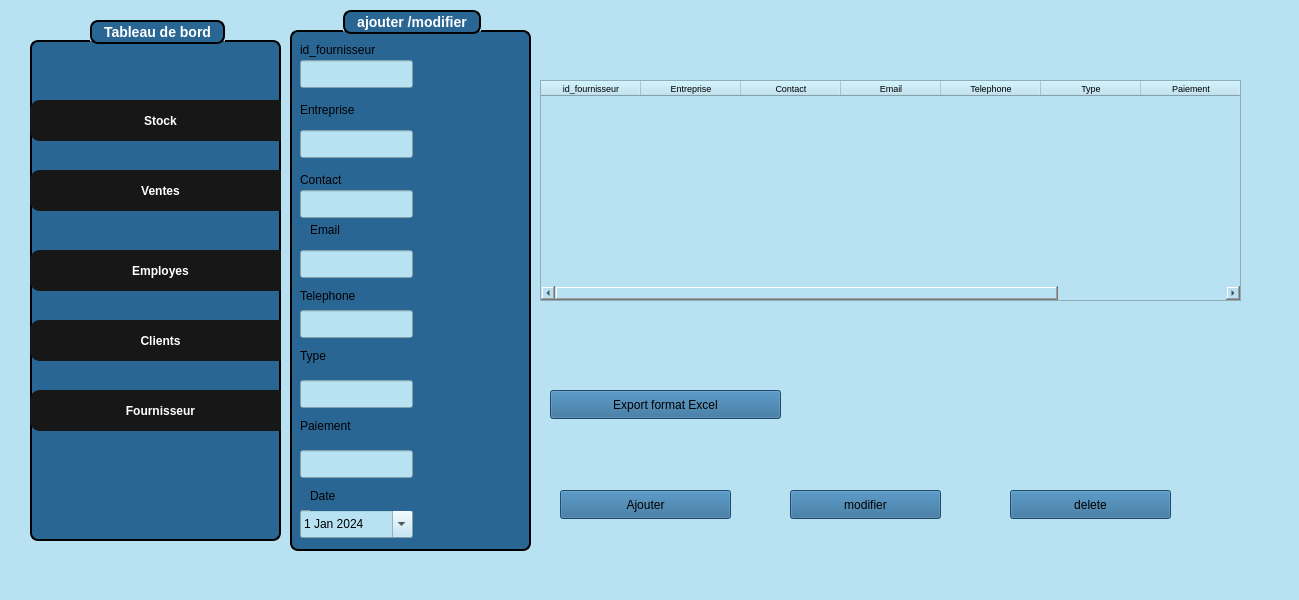
The window that projectUpdateeMariem/fournisseurwindow.ui (Esprit-UP-Algo/projetcpp-2a25-s1-smart-optical-store) describes before a commit, drawn with Qt 5.
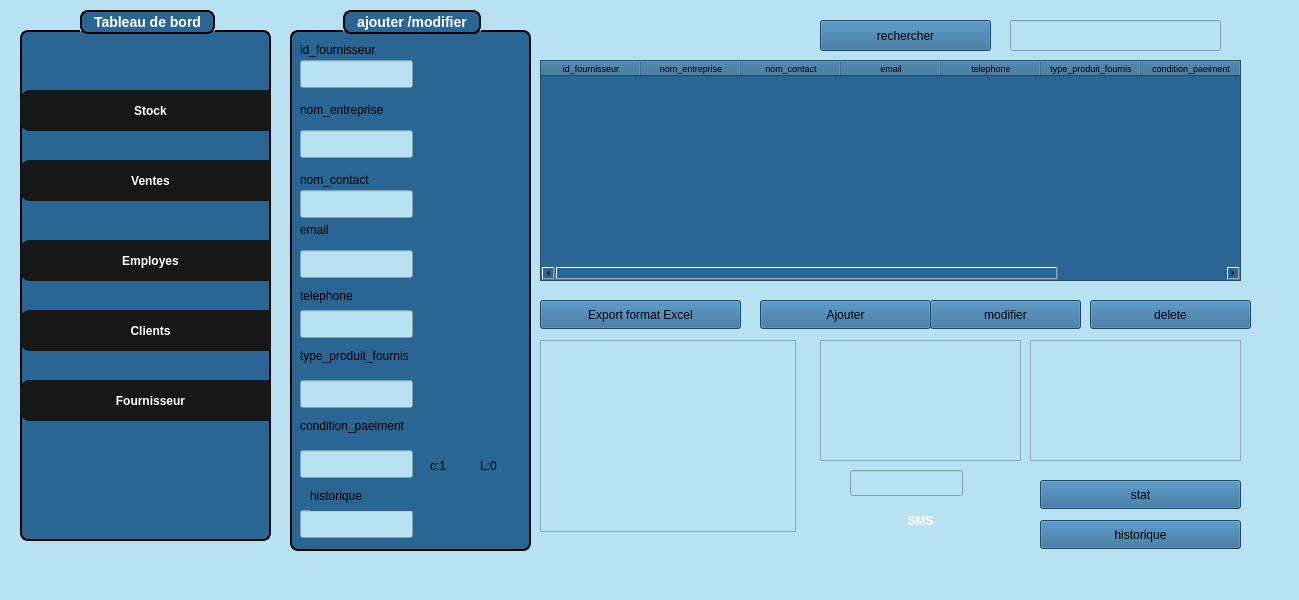
The same window after the commit. Icons and pictures are not drawn.

Diff of the .ui file:
```diff
--- a/projectUpdateeMariem/fournisseurwindow.ui
+++ b/projectUpdateeMariem/fournisseurwindow.ui
@@ -17,469 +17,13 @@
    <string notr="true">background-color: rgb(184, 226, 242);</string>
   </property>
   <widget class="QWidget" name="centralwidget">
-   <widget class="QStackedWidget" name="stackedWidget">
-    <property name="geometry">
-     <rect>
-      <x>290</x>
-      <y>-10</y>
-      <width>951</width>
-      <height>591</height>
-     </rect>
-    </property>
-    <property name="currentIndex">
-     <number>0</number>
-    </property>
-    <widget class="QWidget" name="page">
-     <widget class="QPushButton" name="pushButton_6">
-      <property name="geometry">
-       <rect>
-        <x>260</x>
-        <y>400</y>
-        <width>231</width>
-        <height>29</height>
-       </rect>
-      </property>
-      <property name="styleSheet">
-       <string notr="true"> background-color: rgb(41, 102, 148);</string>
-      </property>
-      <property name="text">
-       <string>Export format Excel</string>
-      </property>
-     </widget>
-     <widget class="QTableWidget" name="tableWidget_2">
-      <property name="geometry">
-       <rect>
-        <x>250</x>
-        <y>90</y>
-        <width>701</width>
-        <height>221</height>
-       </rect>
-      </property>
-      <property name="styleSheet">
-       <string notr="true"> background-color: rgb(41, 102, 148);
- QHeaderView::section { color: black; background-color: rgb(41, 102, 148); }
- QTableWidget::item { color: white; }</string>
-      </property>
-      <column>
-       <property name="text">
-        <string>id_fournisseur</string>
-       </property>
-       <property name="font">
-        <font>
-         <pointsize>7</pointsize>
-        </font>
-       </property>
-      </column>
-      <column>
-       <property name="text">
-        <string>Entreprise</string>
-       </property>
-       <property name="font">
-        <font>
-         <pointsize>7</pointsize>
-        </font>
-       </property>
-      </column>
-      <column>
-       <property name="text">
-        <string>Contact</string>
-       </property>
-       <property name="font">
-        <font>
-         <pointsize>7</pointsize>
-        </font>
-       </property>
-      </column>
-      <column>
-       <property name="text">
-        <string>Email</string>
-       </property>
-       <property name="font">
-        <font>
-         <pointsize>7</pointsize>
-        </font>
-       </property>
-      </column>
-      <column>
-       <property name="text">
-        <string>Telephone</string>
-       </property>
-       <property name="font">
-        <font>
-         <pointsize>7</pointsize>
-        </font>
-       </property>
-      </column>
-      <column>
-       <property name="text">
-        <string>Type</string>
-       </property>
-       <property name="font">
-        <font>
-         <pointsize>7</pointsize>
-        </font>
-       </property>
-      </column>
-      <column>
-       <property name="text">
-        <string>Paiement</string>
-       </property>
-       <property name="font">
-        <font>
-         <pointsize>7</pointsize>
-        </font>
-       </property>
-      </column>
-      <column>
-       <property name="text">
-        <string>Date</string>
-       </property>
-       <property name="font">
-        <font>
-         <pointsize>7</pointsize>
-        </font>
-       </property>
-      </column>
-     </widget>
-     <widget class="QPushButton" name="pushButton_ajouter">
-      <property name="geometry">
-       <rect>
-        <x>270</x>
-        <y>500</y>
-        <width>171</width>
-        <height>29</height>
-       </rect>
-      </property>
-      <property name="styleSheet">
-       <string notr="true"> background-color: rgb(41, 102, 148);</string>
-      </property>
-      <property name="text">
-       <string>Ajouter</string>
-      </property>
-     </widget>
-     <widget class="QPushButton" name="pushButton_modifier">
-      <property name="geometry">
-       <rect>
-        <x>500</x>
-        <y>500</y>
-        <width>151</width>
-        <height>29</height>
-       </rect>
-      </property>
-      <property name="styleSheet">
-       <string notr="true"> background-color: rgb(41, 102, 148);</string>
-      </property>
-      <property name="text">
-       <string>modifier</string>
-      </property>
-     </widget>
-     <widget class="QPushButton" name="pushButton_delete">
-      <property name="geometry">
-       <rect>
-        <x>720</x>
-        <y>500</y>
-        <width>161</width>
-        <height>29</height>
-       </rect>
-      </property>
-      <property name="styleSheet">
-       <string notr="true"> background-color: rgb(41, 102, 148);</string>
-      </property>
-      <property name="text">
-       <string>delete</string>
-      </property>
-     </widget>
-     <widget class="QGroupBox" name="groupBox_2">
-      <property name="geometry">
-       <rect>
-        <x>0</x>
-        <y>20</y>
-        <width>241</width>
-        <height>541</height>
-       </rect>
-      </property>
-      <property name="styleSheet">
-       <string notr="true">QGroupBox {
-    background-color: rgb(41, 102, 148);   /* blue background */
-    border: 2px solid black;               /* black border, 2px wide */
-    border-radius: 8px;                    /* rounded corners */
-    margin-top: 20px;                      /* space for the title */
-    color: white;                          /* title text color */
-    font-weight: bold;
-    font-size: 14px;
-}
-
-QGroupBox::title {
- border: 2px solid black;               /* black border, 2px wide */
-    border-radius: 8px;     
-background-color: rgb(41, 102, 148);
-    subcontrol-origin: margin;
-    subcontrol-position: top center;       /* title centered */
-    padding: 2px 10px;
-}
-</string>
-      </property>
-      <property name="title">
-       <string>ajouter /modifier</string>
-      </property>
-      <widget class="QLabel" name="label">
-       <property name="geometry">
-        <rect>
-         <x>10</x>
-         <y>30</y>
-         <width>111</width>
-         <height>20</height>
-        </rect>
-       </property>
-       <property name="styleSheet">
-        <string notr="true"> background-color: rgb(41, 102, 148); 
-</string>
-       </property>
-       <property name="text">
-        <string>id_fournisseur</string>
-       </property>
-      </widget>
-      <widget class="QLabel" name="label_6">
-       <property name="geometry">
-        <rect>
-         <x>10</x>
-         <y>90</y>
-         <width>101</width>
-         <height>20</height>
-        </rect>
-       </property>
-       <property name="styleSheet">
-        <string notr="true"> background-color: rgb(41, 102, 148); 
-</string>
-       </property>
-       <property name="text">
-        <string>Entreprise</string>
-       </property>
-      </widget>
-      <widget class="QLabel" name="label_2">
-       <property name="geometry">
-        <rect>
-         <x>10</x>
-         <y>160</y>
-         <width>101</width>
-         <height>20</height>
-        </rect>
-       </property>
-       <property name="styleSheet">
-        <string notr="true"> background-color: rgb(41, 102, 148); 
-</string>
-       </property>
-       <property name="text">
-        <string>Contact</string>
-       </property>
-      </widget>
-      <widget class="QLabel" name="label_3">
-       <property name="geometry">
-        <rect>
-         <x>20</x>
-         <y>210</y>
-         <width>101</width>
-         <height>20</height>
-        </rect>
-       </property>
-       <property name="styleSheet">
-        <string notr="true"> background-color: rgb(41, 102, 148); 
-</string>
-       </property>
-       <property name="text">
-        <string>Email</string>
-       </property>
-      </widget>
-      <widget class="QLabel" name="label_4">
-       <property name="geometry">
-        <rect>
-         <x>10</x>
-         <y>270</y>
-         <width>161</width>
-         <height>31</height>
-        </rect>
-       </property>
-       <property name="styleSheet">
-        <string notr="true"> background-color: rgb(41, 102, 148); 
-</string>
-       </property>
-       <property name="text">
-        <string>Telephone</string>
-       </property>
-      </widget>
-      <widget class="QLineEdit" name="lineEdit">
-       <property name="geometry">
-        <rect>
-         <x>10</x>
-         <y>50</y>
-         <width>113</width>
-         <height>28</height>
-        </rect>
-       </property>
-       <property name="text">
-        <string/>
-       </property>
-      </widget>
-      <widget class="QLineEdit" name="lineEdit_3">
-       <property name="geometry">
-        <rect>
-         <x>10</x>
-         <y>120</y>
-         <width>113</width>
-         <height>28</height>
-        </rect>
-       </property>
-       <property name="text">
-        <string/>
-       </property>
-      </widget>
-      <widget class="QLineEdit" name="lineEdit_4">
-       <property name="geometry">
-        <rect>
-         <x>10</x>
-         <y>180</y>
-         <width>113</width>
-         <height>28</height>
-        </rect>
-       </property>
-       <property name="text">
-        <string/>
-       </property>
-      </widget>
-      <widget class="QLineEdit" name="lineEdit_5">
-       <property name="geometry">
-        <rect>
-         <x>10</x>
-         <y>240</y>
-         <width>113</width>
-         <height>28</height>
-        </rect>
-       </property>
-       <property name="text">
-        <string/>
-       </property>
-      </widget>
-      <widget class="QLineEdit" name="lineEdit_6">
-       <property name="geometry">
-        <rect>
-         <x>10</x>
-         <y>300</y>
-         <width>113</width>
-         <height>28</height>
-        </rect>
-       </property>
-       <property name="text">
-        <string/>
-       </property>
-      </widget>
-      <widget class="QLineEdit" name="lineEdit_11">
-       <property name="geometry">
-        <rect>
-         <x>10</x>
-         <y>370</y>
-         <width>113</width>
-         <height>28</height>
-        </rect>
-       </property>
-       <property name="text">
-        <string/>
-       </property>
-      </widget>
-      <widget class="QLineEdit" name="lineEdit_12">
-       <property name="geometry">
-        <rect>
-         <x>10</x>
-         <y>440</y>
-         <width>113</width>
-         <height>28</height>
-        </rect>
-       </property>
-       <property name="text">
-        <string/>
-       </property>
-      </widget>
-      <widget class="QDateEdit" name="dateEdit">
-       <property name="geometry">
-        <rect>
-         <x>10</x>
-         <y>500</y>
-         <width>113</width>
-         <height>28</height>
-        </rect>
-       </property>
-       <property name="calendarPopup">
-        <bool>true</bool>
-       </property>
-       <property name="date">
-        <date>
-         <year>2024</year>
-         <month>1</month>
-         <day>1</day>
-        </date>
-       </property>
-      </widget>
-      <widget class="QLabel" name="label_11">
-       <property name="geometry">
-        <rect>
-         <x>10</x>
-         <y>330</y>
-         <width>161</width>
-         <height>31</height>
-        </rect>
-       </property>
-       <property name="styleSheet">
-        <string notr="true"> background-color: rgb(41, 102, 148); 
-</string>
-       </property>
-       <property name="text">
-        <string>Type</string>
-       </property>
-      </widget>
-      <widget class="QLabel" name="label_12">
-       <property name="geometry">
-        <rect>
-         <x>20</x>
-         <y>470</y>
-         <width>161</width>
-         <height>31</height>
-        </rect>
-       </property>
-       <property name="styleSheet">
-        <string notr="true"> background-color: rgb(41, 102, 148); 
-</string>
-       </property>
-       <property name="text">
-        <string>Date</string>
-       </property>
-      </widget>
-      <widget class="QLabel" name="label_13">
-       <property name="geometry">
-        <rect>
-         <x>10</x>
-         <y>400</y>
-         <width>161</width>
-         <height>31</height>
-        </rect>
-       </property>
-       <property name="styleSheet">
-        <string notr="true"> background-color: rgb(41, 102, 148); 
-</string>
-       </property>
-       <property name="text">
-        <string>Paiement</string>
-       </property>
-      </widget>
-     </widget>
-    </widget>
-    <widget class="QWidget" name="page_2"/>
-   </widget>
    <widget class="QGroupBox" name="groupBox">
     <property name="geometry">
      <rect>
-      <x>30</x>
-      <y>20</y>
+      <x>20</x>
+      <y>10</y>
       <width>251</width>
-      <height>521</height>
+      <height>531</height>
      </rect>
     </property>
     <property name="styleSheet">
@@ -703,6 +247,629 @@
      <set>Qt::AlignmentFlag::AlignCenter</set>
     </property>
    </widget>
+   <widget class="QStackedWidget" name="stackedWidget_2">
+    <property name="geometry">
+     <rect>
+      <x>290</x>
+      <y>-10</y>
+      <width>1051</width>
+      <height>571</height>
+     </rect>
+    </property>
+    <property name="currentIndex">
+     <number>0</number>
+    </property>
+    <widget class="QWidget" name="page_3">
+     <widget class="QPushButton" name="pushButton_7">
+      <property name="geometry">
+       <rect>
+        <x>250</x>
+        <y>310</y>
+        <width>201</width>
+        <height>29</height>
+       </rect>
+      </property>
+      <property name="styleSheet">
+       <string notr="true"> background-color: rgb(41, 102, 148);</string>
+      </property>
+      <property name="text">
+       <string>Export format Excel</string>
+      </property>
+     </widget>
+     <widget class="QTableWidget" name="tableWidget_2">
+      <property name="geometry">
+       <rect>
+        <x>250</x>
+        <y>70</y>
+        <width>701</width>
+        <height>221</height>
+       </rect>
+      </property>
+      <property name="styleSheet">
+       <string notr="true"> background-color: rgb(41, 102, 148);</string>
+      </property>
+      <column>
+       <property name="text">
+        <string>id_fournisseur</string>
+       </property>
+       <property name="font">
+        <font>
+         <pointsize>7</pointsize>
+        </font>
+       </property>
+      </column>
+      <column>
+       <property name="text">
+        <string>nom_entreprise</string>
+       </property>
+       <property name="font">
+        <font>
+         <pointsize>7</pointsize>
+        </font>
+       </property>
+      </column>
+      <column>
+       <property name="text">
+        <string>nom_contact</string>
+       </property>
+       <property name="font">
+        <font>
+         <pointsize>7</pointsize>
+        </font>
+       </property>
+      </column>
+      <column>
+       <property name="text">
+        <string>email</string>
+       </property>
+       <property name="font">
+        <font>
+         <pointsize>7</pointsize>
+        </font>
+       </property>
+      </column>
+      <column>
+       <property name="text">
+        <string>telephone</string>
+       </property>
+       <property name="font">
+        <font>
+         <pointsize>7</pointsize>
+        </font>
+       </property>
+      </column>
+      <column>
+       <property name="text">
+        <string>type_produit_fournis</string>
+       </property>
+       <property name="font">
+        <font>
+         <pointsize>7</pointsize>
+        </font>
+       </property>
+      </column>
+      <column>
+       <property name="text">
+        <string>condition_paeiment</string>
+       </property>
+       <property name="font">
+        <font>
+         <pointsize>7</pointsize>
+        </font>
+       </property>
+      </column>
+      <column>
+       <property name="text">
+        <string>historique</string>
+       </property>
+       <property name="font">
+        <font>
+         <pointsize>7</pointsize>
+        </font>
+       </property>
+      </column>
+     </widget>
+     <widget class="QPushButton" name="pushButton_ajouter">
+      <property name="geometry">
+       <rect>
+        <x>470</x>
+        <y>310</y>
+        <width>171</width>
+        <height>29</height>
+       </rect>
+      </property>
+      <property name="styleSheet">
+       <string notr="true"> background-color: rgb(41, 102, 148);</string>
+      </property>
+      <property name="text">
+       <string>Ajouter</string>
+      </property>
+     </widget>
+     <widget class="QPushButton" name="pushButton_modifier">
+      <property name="geometry">
+       <rect>
+        <x>640</x>
+        <y>310</y>
+        <width>151</width>
+        <height>29</height>
+       </rect>
+      </property>
+      <property name="styleSheet">
+       <string notr="true"> background-color: rgb(41, 102, 148);</string>
+      </property>
+      <property name="text">
+       <string>modifier</string>
+      </property>
+     </widget>
+     <widget class="QPushButton" name="pushButton_delete">
+      <property name="geometry">
+       <rect>
+        <x>800</x>
+        <y>310</y>
+        <width>161</width>
+        <height>29</height>
+       </rect>
+      </property>
+      <property name="styleSheet">
+       <string notr="true"> background-color: rgb(41, 102, 148);</string>
+      </property>
+      <property name="text">
+       <string>delete</string>
+      </property>
+     </widget>
+     <widget class="QGroupBox" name="groupBox_3">
+      <property name="geometry">
+       <rect>
+        <x>0</x>
+        <y>20</y>
+        <width>241</width>
+        <height>541</height>
+       </rect>
+      </property>
+      <property name="styleSheet">
+       <string notr="true">QGroupBox {
+    background-color: rgb(41, 102, 148);   /* blue background */
+    border: 2px solid black;               /* black border, 2px wide */
+    border-radius: 8px;                    /* rounded corners */
+    margin-top: 20px;                      /* space for the title */
+    color: white;                          /* title text color */
+    font-weight: bold;
+    font-size: 14px;
+}
+
+QGroupBox::title {
+ border: 2px solid black;               /* black border, 2px wide */
+    border-radius: 8px;     
+background-color: rgb(41, 102, 148);
+    subcontrol-origin: margin;
+    subcontrol-position: top center;       /* title centered */
+    padding: 2px 10px;
+}
+</string>
+      </property>
+      <property name="title">
+       <string>ajouter /modifier</string>
+      </property>
+      <widget class="QLabel" name="label_5">
+       <property name="geometry">
+        <rect>
+         <x>10</x>
+         <y>30</y>
+         <width>111</width>
+         <height>20</height>
+        </rect>
+       </property>
+       <property name="styleSheet">
+        <string notr="true"> background-color: rgb(41, 102, 148); 
+</string>
+       </property>
+       <property name="text">
+        <string>id_fournisseur</string>
+       </property>
+      </widget>
+      <widget class="QLabel" name="label_7">
+       <property name="geometry">
+        <rect>
+         <x>10</x>
+         <y>90</y>
+         <width>101</width>
+         <height>20</height>
+        </rect>
+       </property>
+       <property name="styleSheet">
+        <string notr="true"> background-color: rgb(41, 102, 148); 
+</string>
+       </property>
+       <property name="text">
+        <string>nom_entreprise</string>
+       </property>
+      </widget>
+      <widget class="QLabel" name="label_8">
+       <property name="geometry">
+        <rect>
+         <x>10</x>
+         <y>160</y>
+         <width>101</width>
+         <height>20</height>
+        </rect>
+       </property>
+       <property name="styleSheet">
+        <string notr="true"> background-color: rgb(41, 102, 148); 
+</string>
+       </property>
+       <property name="text">
+        <string>nom_contact</string>
+       </property>
+      </widget>
+      <widget class="QLabel" name="label_9">
+       <property name="geometry">
+        <rect>
+         <x>10</x>
+         <y>210</y>
+         <width>101</width>
+         <height>20</height>
+        </rect>
+       </property>
+       <property name="styleSheet">
+        <string notr="true"> background-color: rgb(41, 102, 148); 
+</string>
+       </property>
+       <property name="text">
+        <string>email</string>
+       </property>
+      </widget>
+      <widget class="QLabel" name="label_10">
+       <property name="geometry">
+        <rect>
+         <x>10</x>
+         <y>270</y>
+         <width>161</width>
+         <height>31</height>
+        </rect>
+       </property>
+       <property name="styleSheet">
+        <string notr="true"> background-color: rgb(41, 102, 148); 
+</string>
+       </property>
+       <property name="text">
+        <string>telephone</string>
+       </property>
+      </widget>
+      <widget class="QLineEdit" name="lineEdit">
+       <property name="geometry">
+        <rect>
+         <x>10</x>
+         <y>50</y>
+         <width>113</width>
+         <height>28</height>
+        </rect>
+       </property>
+       <property name="text">
+        <string/>
+       </property>
+      </widget>
+      <widget class="QLineEdit" name="lineEdit_3">
+       <property name="geometry">
+        <rect>
+         <x>10</x>
+         <y>120</y>
+         <width>113</width>
+         <height>28</height>
+        </rect>
+       </property>
+       <property name="text">
+        <string/>
+       </property>
+      </widget>
+      <widget class="QLineEdit" name="lineEdit_4">
+       <property name="geometry">
+        <rect>
+         <x>10</x>
+         <y>180</y>
+         <width>113</width>
+         <height>28</height>
+        </rect>
+       </property>
+       <property name="text">
+        <string/>
+       </property>
+      </widget>
+      <widget class="QLineEdit" name="lineEdit_5">
+       <property name="geometry">
+        <rect>
+         <x>10</x>
+         <y>240</y>
+         <width>113</width>
+         <height>28</height>
+        </rect>
+       </property>
+       <property name="text">
+        <string/>
+       </property>
+      </widget>
+      <widget class="QLineEdit" name="lineEdit_6">
+       <property name="geometry">
+        <rect>
+         <x>10</x>
+         <y>300</y>
+         <width>113</width>
+         <height>28</height>
+        </rect>
+       </property>
+       <property name="text">
+        <string/>
+       </property>
+      </widget>
+      <widget class="QLineEdit" name="lineEdit_11">
+       <property name="geometry">
+        <rect>
+         <x>10</x>
+         <y>500</y>
+         <width>113</width>
+         <height>28</height>
+        </rect>
+       </property>
+       <property name="text">
+        <string/>
+       </property>
+      </widget>
+      <widget class="QLineEdit" name="lineEdit_12">
+       <property name="geometry">
+        <rect>
+         <x>10</x>
+         <y>440</y>
+         <width>113</width>
+         <height>28</height>
+        </rect>
+       </property>
+       <property name="text">
+        <string/>
+       </property>
+      </widget>
+      <widget class="QLineEdit" name="lineEdit_13">
+       <property name="geometry">
+        <rect>
+         <x>10</x>
+         <y>370</y>
+         <width>113</width>
+         <height>28</height>
+        </rect>
+       </property>
+       <property name="text">
+        <string/>
+       </property>
+      </widget>
+      <widget class="QLabel" name="label_16">
+       <property name="geometry">
+        <rect>
+         <x>10</x>
+         <y>330</y>
+         <width>161</width>
+         <height>31</height>
+        </rect>
+       </property>
+       <property name="styleSheet">
+        <string notr="true"> background-color: rgb(41, 102, 148); 
+</string>
+       </property>
+       <property name="text">
+        <string>type_produit_fournis</string>
+       </property>
+      </widget>
+      <widget class="QLabel" name="label_17">
+       <property name="geometry">
+        <rect>
+         <x>20</x>
+         <y>470</y>
+         <width>161</width>
+         <height>31</height>
+        </rect>
+       </property>
+       <property name="styleSheet">
+        <string notr="true"> background-color: rgb(41, 102, 148); 
+</string>
+       </property>
+       <property name="text">
+        <string>historique</string>
+       </property>
+      </widget>
+      <widget class="QLabel" name="label_18">
+       <property name="geometry">
+        <rect>
+         <x>10</x>
+         <y>400</y>
+         <width>161</width>
+         <height>31</height>
+        </rect>
+       </property>
+       <property name="styleSheet">
+        <string notr="true"> background-color: rgb(41, 102, 148); 
+</string>
+       </property>
+       <property name="text">
+        <string>condition_paeiment</string>
+       </property>
+      </widget>
+      <widget class="QLabel" name="label_19">
+       <property name="geometry">
+        <rect>
+         <x>140</x>
+         <y>440</y>
+         <width>21</width>
+         <height>31</height>
+        </rect>
+       </property>
+       <property name="styleSheet">
+        <string notr="true"> background-color: rgb(41, 102, 148); 
+</string>
+       </property>
+       <property name="text">
+        <string>c:1</string>
+       </property>
+      </widget>
+      <widget class="QLabel" name="label_20">
+       <property name="geometry">
+        <rect>
+         <x>190</x>
+         <y>440</y>
+         <width>21</width>
+         <height>31</height>
+        </rect>
+       </property>
+       <property name="styleSheet">
+        <string notr="true"> background-color: rgb(41, 102, 148); 
+</string>
+       </property>
+       <property name="text">
+        <string>L:0</string>
+       </property>
+      </widget>
+     </widget>
+     <widget class="QPushButton" name="pushButton_modifier_3">
+      <property name="geometry">
+       <rect>
+        <x>530</x>
+        <y>30</y>
+        <width>171</width>
+        <height>31</height>
+       </rect>
+      </property>
+      <property name="styleSheet">
+       <string notr="true"> background-color: rgb(41, 102, 148);</string>
+      </property>
+      <property name="text">
+       <string>rechercher</string>
+      </property>
+     </widget>
+     <widget class="QGraphicsView" name="graphicsView">
+      <property name="geometry">
+       <rect>
+        <x>250</x>
+        <y>350</y>
+        <width>256</width>
+        <height>192</height>
+       </rect>
+      </property>
+     </widget>
+     <widget class="QListWidget" name="listWidget">
+      <property name="geometry">
+       <rect>
+        <x>740</x>
+        <y>350</y>
+        <width>211</width>
+        <height>121</height>
+       </rect>
+      </property>
+     </widget>
+     <widget class="QPushButton" name="pushButton_8">
+      <property name="geometry">
+       <rect>
+        <x>750</x>
+        <y>490</y>
+        <width>201</width>
+        <height>29</height>
+       </rect>
+      </property>
+      <property name="styleSheet">
+       <string notr="true"> background-color: rgb(41, 102, 148);</string>
+      </property>
+      <property name="text">
+       <string>stat</string>
+      </property>
+     </widget>
+     <widget class="QLineEdit" name="l5">
+      <property name="geometry">
+       <rect>
+        <x>720</x>
+        <y>30</y>
+        <width>211</width>
+        <height>31</height>
+       </rect>
+      </property>
+     </widget>
+     <widget class="QPushButton" name="pushButton_9">
+      <property name="geometry">
+       <rect>
+        <x>750</x>
+        <y>530</y>
+        <width>201</width>
+        <height>29</height>
+       </rect>
+      </property>
+      <property name="styleSheet">
+       <string notr="true"> background-color: rgb(41, 102, 148);</string>
+      </property>
+      <property name="text">
+       <string>historique</string>
+      </property>
+     </widget>
+     <widget class="QTextEdit" name="textEdit">
+      <property name="geometry">
+       <rect>
+        <x>530</x>
+        <y>350</y>
+        <width>201</width>
+        <height>121</height>
+       </rect>
+      </property>
+     </widget>
+     <widget class="QLineEdit" name="lineEdit_17">
+      <property name="geometry">
+       <rect>
+        <x>560</x>
+        <y>480</y>
+        <width>113</width>
+        <height>26</height>
+       </rect>
+      </property>
+     </widget>
+     <widget class="QPushButton" name="pushButton_38">
+      <property name="geometry">
+       <rect>
+        <x>530</x>
+        <y>510</y>
+        <width>201</width>
+        <height>41</height>
+       </rect>
+      </property>
+      <property name="styleSheet">
+       <string notr="true">QPushButton {
+    /* 1. Base Orange &quot;Sun&quot; Background (Gradient for a slight shine) */
+    background-color: qlineargradient(
+        x1: 0, y1: 0, x2: 0, y2: 1,
+        stop: 0 #ff8c00,   /* Darker orange at the top */
+        stop: 1 #ffa500    /* Lighter orange at the bottom */
+    );
+    color: white; /* White text for contrast */
+    border: 2px solid transparent; /* Transparent border initially */
+    border-radius: 5px;
+    padding: 10px 20px;
+    font-weight: bold;
+}
+
+QPushButton:hover {
+    /* 2. Bright Contour (Border) when the mouse passes over */
+    border: 2px solid #ffcc00; /* Bright yellow border (the glow) */
+    background-color: qlineargradient(
+        x1: 0, y1: 0, x2: 0, y2: 1,
+        stop: 0 #ff951a,   /* Slightly brighter background on hover */
+        stop: 1 #ffb01a
+    );
+}
+
+QPushButton:pressed {
+    /* 3. Darker press effect */
+    background-color: rgb(0, 170, 127); /* Solid darker orange */
+    border: 2px solid #ffcc00;
+}</string>
+      </property>
+      <property name="text">
+       <string>SMS</string>
+      </property>
+     </widget>
+    </widget>
+    <widget class="QWidget" name="page_4"/>
+   </widget>
   </widget>
   <widget class="QMenuBar" name="menubar">
    <property name="geometry">
```
